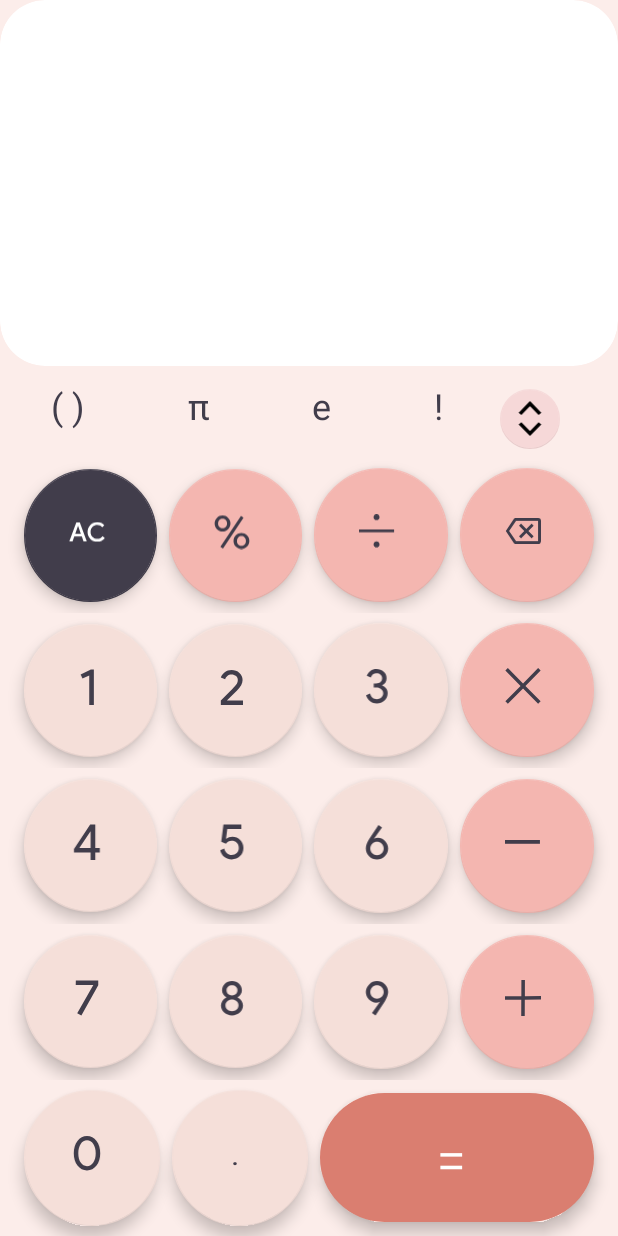
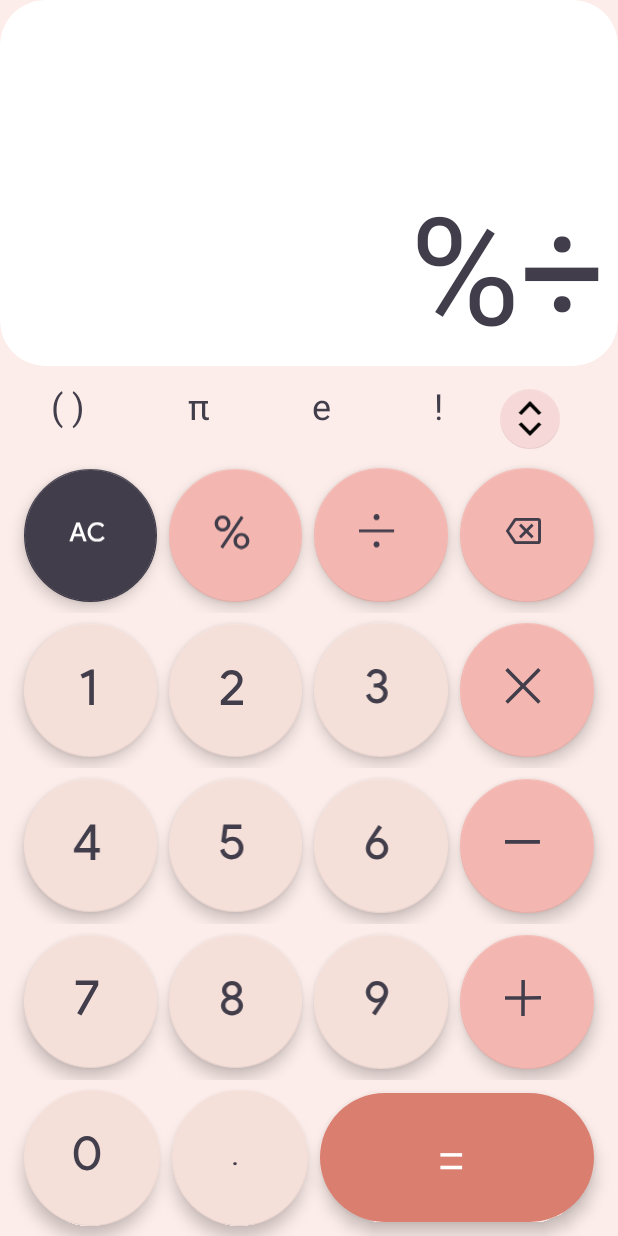
Before and after one commit to Harsh8833/Calculator, an Android app: the screen it shows after launch (MainActivity), after a tap on an icon or button, on a phone screen of 412 x 824 dp. Run offline under Robolectric (Android 15) with nearby library versions, the phone set to English and light mode, and no system bars; 1 other tap on this screen came first.

Commit message:
update clicked fun

```diff
--- a/app/src/main/java/com/example/calculator/MainActivity.kt
+++ b/app/src/main/java/com/example/calculator/MainActivity.kt
@@ -4,6 +4,7 @@ import androidx.appcompat.app.AppCompatActivity
 import android.os.Bundle
 import android.text.InputType
 import android.util.Log
+import android.util.TypedValue
 import android.view.View
 import android.widget.Button
 import android.widget.EditText
@@ -40,7 +41,15 @@ class MainActivity : AppCompatActivity() {
         val dotButton: FloatingActionButton = findViewById(R.id.key_decimal)
         val backspaceButton: FloatingActionButton = findViewById(R.id.backspace)
         val acButton: FloatingActionButton = findViewById(R.id.ac)
+        val percentButton: FloatingActionButton = findViewById(R.id.percent)
+        val divideButton: FloatingActionButton = findViewById(R.id.divide)
+        val multiplyButton: FloatingActionButton = findViewById(R.id.multiply)
 
+
+        if(expression.length > 12)
+        {
+            display.setTextSize(TypedValue.COMPLEX_UNIT_SP, 60F)
+        }
 
 
         when(clickedButton.id){
@@ -81,7 +90,28 @@ class MainActivity : AppCompatActivity() {
             }
 
             acButton.id -> {
-                expression = "0"
+                expression = ""
+                display.setText("0")
+            }
+
+            dotButton.id -> {
+                if(!expression.endsWith('.')){
+                    expression += "."
+                }
+            }
+            percentButton.id -> {
+                expression += "%"
+            }
+            divideButton.id -> {
+                if(!expression.endsWith('÷')){
+                    expression += "÷"
+                }
+
+            }
+            multiplyButton.id -> {
+                if(!expression.endsWith('×')){
+                    expression += "×"
+                }
             }
 
 
```
